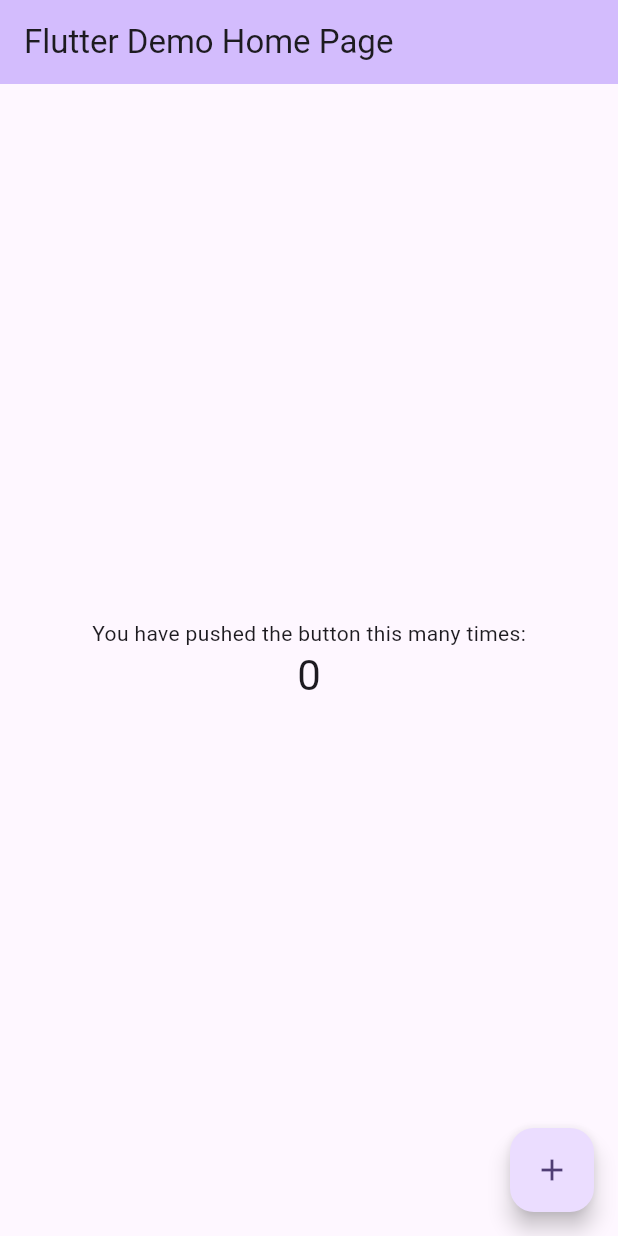
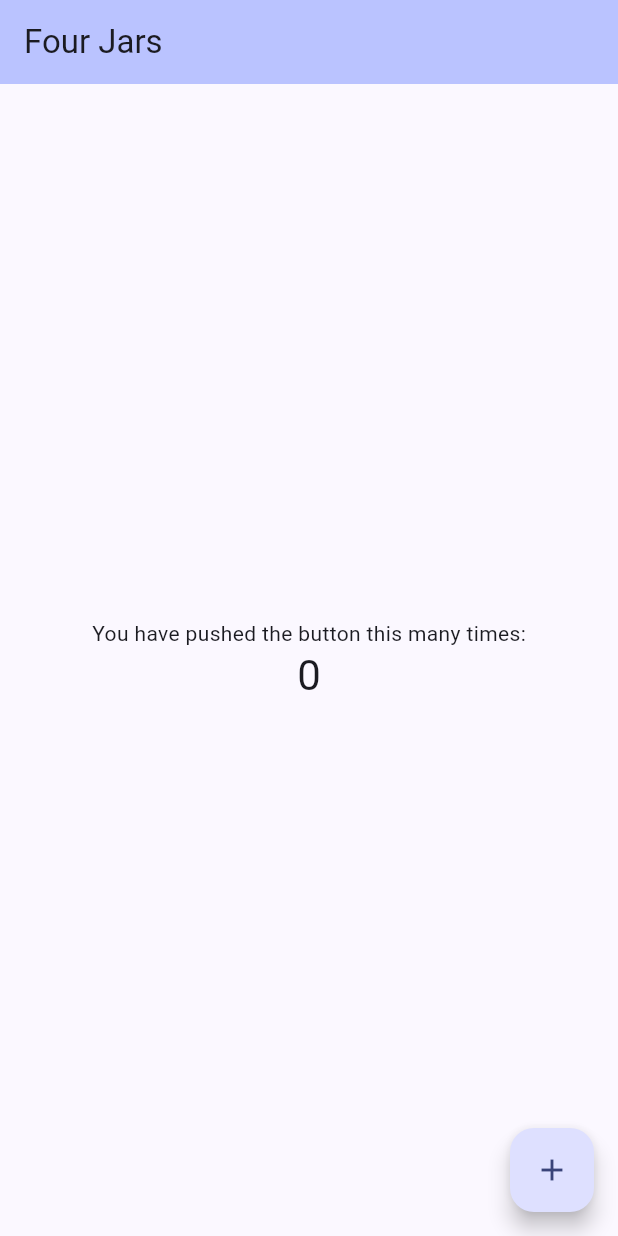
Before and after one commit to bunnyBites/four_jars, a Flutter app: the screen it shows after launch, on a phone screen of 412 x 824 dp. Run offline on Flutter 3.47's test engine with Material 3 defaults, Android fonts, the phone set to English and light mode, and no system bars.

```diff
--- a/lib/main.dart
+++ b/lib/main.dart
@@ -1,4 +1,5 @@
 import 'package:flutter/material.dart';
+import 'package:four_jars/title_widget.dart';
 
 void main() {
   runApp(const MyApp());
@@ -11,7 +12,7 @@ class MyApp extends StatelessWidget {
   @override
   Widget build(BuildContext context) {
     return MaterialApp(
-      title: 'Flutter Demo',
+      title: 'Four Jars',
       theme: ThemeData(
         // This is the theme of your application.
         //
@@ -28,9 +29,9 @@ class MyApp extends StatelessWidget {
         //
         // This works for code too, not just values: Most code changes can be
         // tested with just a hot reload.
-        colorScheme: ColorScheme.fromSeed(seedColor: Colors.deepPurple),
+        colorScheme: ColorScheme.fromSeed(seedColor: Colors.indigo),
       ),
-      home: const MyHomePage(title: 'Flutter Demo Home Page'),
+      home: const MyHomePage(title: 'Four Jars'),
     );
   }
 }
@@ -83,7 +84,7 @@ class _MyHomePageState extends State<MyHomePage> {
         backgroundColor: Theme.of(context).colorScheme.inversePrimary,
         // Here we take the value from the MyHomePage object that was created by
         // the App.build method, and use it to set our appbar title.
-        title: Text(widget.title),
+        title: TitleWidget(title: widget.title),
       ),
       body: Center(
         // Center is a layout widget. It takes a single child and positions it
--- /dev/null
+++ b/lib/models/main_category_type.dart
@@ -0,0 +1 @@
+enum MainCategoryType { needs, wants, savings, investments }
--- /dev/null
+++ b/lib/title_widget.dart
@@ -0,0 +1,12 @@
+import 'package:flutter/material.dart';
+
+class TitleWidget extends StatelessWidget {
+  final String title;
+
+  const TitleWidget({super.key, required this.title});
+
+  @override
+  Widget build(BuildContext context) {
+    return Text(title);
+  }
+}
```
Also changed, not shown: lib/models/sub_category.dart (added, +15 -0 lines), lib/models/transaction.dart (added, +19 -0 lines).
